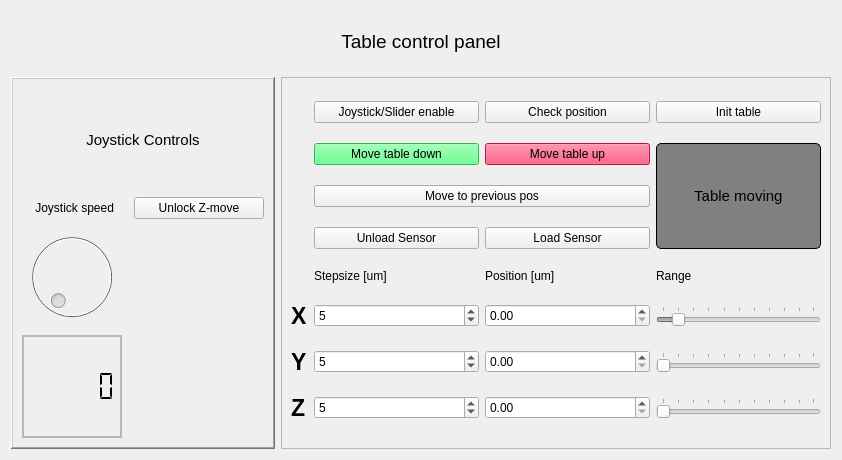
Qt form COMET/QT_Designer_UI/table_control.ui (Chilldose/COMET) before a commit.
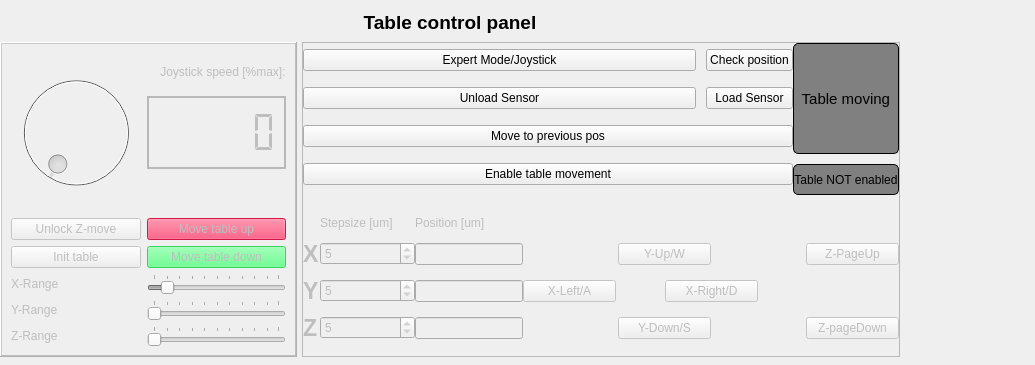
The same form after that commit. Icons and pictures are not drawn.

```diff
--- a/COMET/QT_Designer_UI/table_control.ui
+++ b/COMET/QT_Designer_UI/table_control.ui
@@ -6,16 +6,59 @@
    <rect>
     <x>0</x>
     <y>0</y>
-    <width>842</width>
-    <height>460</height>
+    <width>1035</width>
+    <height>365</height>
    </rect>
   </property>
   <property name="windowTitle">
    <string>Form</string>
   </property>
   <layout class="QVBoxLayout" name="verticalLayout">
+   <property name="spacing">
+    <number>0</number>
+   </property>
+   <property name="leftMargin">
+    <number>0</number>
+   </property>
+   <property name="topMargin">
+    <number>0</number>
+   </property>
+   <property name="rightMargin">
+    <number>0</number>
+   </property>
+   <property name="bottomMargin">
+    <number>0</number>
+   </property>
    <item>
+    <widget class="QFrame" name="">
+     <property name="sizePolicy">
+      <sizepolicy hsizetype="Preferred" vsizetype="Fixed">
+       <horstretch>0</horstretch>
+       <verstretch>0</verstretch>
+      </sizepolicy>
+     </property>
+     <property name="maximumSize">
+      <size>
+       <width>900</width>
+       <height>350</height>
+      </size>
+     </property>
     <layout class="QGridLayout" name="gridLayout_3">
+      <property name="leftMargin">
+       <number>0</number>
+      </property>
+      <property name="topMargin">
+       <number>0</number>
+      </property>
+      <property name="rightMargin">
+       <number>0</number>
+      </property>
+      <property name="bottomMargin">
+       <number>0</number>
+      </property>
+      <property name="spacing">
+       <number>5</number>
+      </property>
      <item row="0" column="0" colspan="2">
       <widget class="QLabel" name="Tablecontrolpanellabel">
        <property name="sizePolicy">
@@ -27,12 +70,14 @@
        <property name="minimumSize">
         <size>
          <width>0</width>
-         <height>60</height>
+          <height>30</height>
         </size>
        </property>
        <property name="font">
         <font>
          <pointsize>14</pointsize>
+          <weight>75</weight>
+          <bold>true</bold>
         </font>
        </property>
        <property name="text">
@@ -43,10 +88,586 @@
        </property>
       </widget>
      </item>
+      <item row="1" column="1">
+       <widget class="QFrame" name="Buttons_frame">
+        <property name="maximumSize">
+         <size>
+          <width>16777215</width>
+          <height>16777215</height>
+         </size>
+        </property>
+        <property name="frameShape">
+         <enum>QFrame::StyledPanel</enum>
+        </property>
+        <property name="frameShadow">
+         <enum>QFrame::Raised</enum>
+        </property>
+        <layout class="QGridLayout" name="gridLayout_2">
+         <property name="leftMargin">
+          <number>0</number>
+         </property>
+         <property name="topMargin">
+          <number>0</number>
+         </property>
+         <property name="rightMargin">
+          <number>0</number>
+         </property>
+         <property name="bottomMargin">
+          <number>0</number>
+         </property>
+         <property name="horizontalSpacing">
+          <number>0</number>
+         </property>
+         <property name="verticalSpacing">
+          <number>10</number>
+         </property>
+         <item row="0" column="1" rowspan="4" colspan="5">
+          <layout class="QGridLayout" name="gridLayout_5">
+           <property name="bottomMargin">
+            <number>0</number>
+           </property>
+           <property name="spacing">
+            <number>10</number>
+           </property>
+           <item row="0" column="1">
+            <widget class="QPushButton" name="check_position">
+             <property name="minimumSize">
+              <size>
+               <width>0</width>
+               <height>0</height>
+              </size>
+             </property>
+             <property name="text">
+              <string>Check position</string>
+             </property>
+            </widget>
+           </item>
+           <item row="2" column="0" colspan="2">
+            <widget class="QPushButton" name="got_to_previous">
+             <property name="sizePolicy">
+              <sizepolicy hsizetype="MinimumExpanding" vsizetype="Fixed">
+               <horstretch>0</horstretch>
+               <verstretch>0</verstretch>
+              </sizepolicy>
+             </property>
+             <property name="minimumSize">
+              <size>
+               <width>0</width>
+               <height>0</height>
+              </size>
+             </property>
+             <property name="text">
+              <string>Move to previous pos</string>
+             </property>
+            </widget>
+           </item>
+           <item row="0" column="0">
+            <widget class="QPushButton" name="Enable_table">
+             <property name="minimumSize">
+              <size>
+               <width>0</width>
+               <height>0</height>
+              </size>
+             </property>
+             <property name="text">
+              <string>Expert Mode/Joystick</string>
+             </property>
+             <property name="checkable">
+              <bool>true</bool>
+             </property>
+             <property name="checked">
+              <bool>false</bool>
+             </property>
+            </widget>
+           </item>
+           <item row="1" column="0">
+            <widget class="QPushButton" name="Unload_sensorpushButton">
+             <property name="sizePolicy">
+              <sizepolicy hsizetype="Expanding" vsizetype="Fixed">
+               <horstretch>0</horstretch>
+               <verstretch>0</verstretch>
+              </sizepolicy>
+             </property>
+             <property name="text">
+              <string>Unload Sensor</string>
+             </property>
+            </widget>
+           </item>
+           <item row="1" column="1">
+            <widget class="QPushButton" name="load_sensor_pushButton">
+             <property name="text">
+              <string>Load Sensor</string>
+             </property>
+            </widget>
+           </item>
+           <item row="3" column="0" colspan="2">
+            <widget class="QPushButton" name="enable_table_pushButton">
+             <property name="sizePolicy">
+              <sizepolicy hsizetype="MinimumExpanding" vsizetype="Fixed">
+               <horstretch>0</horstretch>
+               <verstretch>0</verstretch>
+              </sizepolicy>
+             </property>
+             <property name="text">
+              <string>Enable table movement</string>
+             </property>
+             <property name="checkable">
+              <bool>true</bool>
+             </property>
+            </widget>
+           </item>
+          </layout>
+         </item>
+         <item row="3" column="6">
+          <widget class="QLabel" name="label">
+           <property name="styleSheet">
+            <string notr="true">border: 1px solid black;
+border-radius: 5px;
+background-color: grey;</string>
+           </property>
+           <property name="text">
+            <string>Table NOT enabled</string>
+           </property>
+           <property name="alignment">
+            <set>Qt::AlignCenter</set>
+           </property>
+          </widget>
+         </item>
+         <item row="0" column="6" rowspan="3">
+          <widget class="QLabel" name="table_ind">
+           <property name="font">
+            <font>
+             <pointsize>11</pointsize>
+            </font>
+           </property>
+           <property name="layoutDirection">
+            <enum>Qt::LeftToRight</enum>
+           </property>
+           <property name="autoFillBackground">
+            <bool>false</bool>
+           </property>
+           <property name="styleSheet">
+            <string notr="true">border: 1px solid black;
+border-radius: 5px;
+background-color: grey;</string>
+           </property>
+           <property name="frameShape">
+            <enum>QFrame::Box</enum>
+           </property>
+           <property name="frameShadow">
+            <enum>QFrame::Raised</enum>
+           </property>
+           <property name="text">
+            <string> Table moving </string>
+           </property>
+           <property name="alignment">
+            <set>Qt::AlignCenter</set>
+           </property>
+          </widget>
+         </item>
+         <item row="5" column="1" rowspan="4" colspan="6">
+          <widget class="QFrame" name="Arro_control_frame">
+           <property name="enabled">
+            <bool>false</bool>
+           </property>
+           <property name="sizePolicy">
+            <sizepolicy hsizetype="Preferred" vsizetype="MinimumExpanding">
+             <horstretch>0</horstretch>
+             <verstretch>0</verstretch>
+            </sizepolicy>
+           </property>
+           <property name="minimumSize">
+            <size>
+             <width>0</width>
+             <height>0</height>
+            </size>
+           </property>
+           <property name="maximumSize">
+            <size>
+             <width>700</width>
+             <height>16777215</height>
+            </size>
+           </property>
+           <layout class="QGridLayout" name="gridLayout_6">
+            <property name="leftMargin">
+             <number>0</number>
+            </property>
+            <property name="topMargin">
+             <number>0</number>
+            </property>
+            <property name="rightMargin">
+             <number>0</number>
+            </property>
+            <property name="bottomMargin">
+             <number>0</number>
+            </property>
+            <property name="spacing">
+             <number>0</number>
+            </property>
+            <item row="1" column="4">
+             <spacer name="horizontalSpacer">
+              <property name="orientation">
+               <enum>Qt::Horizontal</enum>
+              </property>
+              <property name="sizeHint" stdset="0">
+               <size>
+                <width>40</width>
+                <height>20</height>
+               </size>
+              </property>
+             </spacer>
+            </item>
+            <item row="1" column="5" colspan="2">
+             <widget class="QPushButton" name="Up_button">
+              <property name="sizePolicy">
+               <sizepolicy hsizetype="Minimum" vsizetype="Fixed">
+                <horstretch>0</horstretch>
+                <verstretch>0</verstretch>
+               </sizepolicy>
+              </property>
+              <property name="minimumSize">
+               <size>
+                <width>93</width>
+                <height>0</height>
+               </size>
+              </property>
+              <property name="maximumSize">
+               <size>
+                <width>93</width>
+                <height>16777215</height>
+               </size>
+              </property>
+              <property name="layoutDirection">
+               <enum>Qt::LeftToRight</enum>
+              </property>
+              <property name="text">
+               <string>Y-Up/W</string>
+              </property>
+              <property name="iconSize">
+               <size>
+                <width>20</width>
+                <height>20</height>
+               </size>
+              </property>
+             </widget>
+            </item>
+            <item row="4" column="5" colspan="2">
+             <widget class="QPushButton" name="Down_button">
+              <property name="sizePolicy">
+               <sizepolicy hsizetype="Minimum" vsizetype="Fixed">
+                <horstretch>0</horstretch>
+                <verstretch>0</verstretch>
+               </sizepolicy>
+              </property>
+              <property name="minimumSize">
+               <size>
+                <width>93</width>
+                <height>0</height>
+               </size>
+              </property>
+              <property name="maximumSize">
+               <size>
+                <width>93</width>
+                <height>16777215</height>
+               </size>
+              </property>
+              <property name="text">
+               <string>Y-Down/S</string>
+              </property>
+             </widget>
+            </item>
+            <item row="4" column="2">
+             <widget class="QLineEdit" name="ZPos">
+              <property name="inputMethodHints">
+               <set>Qt::ImhDigitsOnly|Qt::ImhFormattedNumbersOnly|Qt::ImhPreferNumbers</set>
+              </property>
+             </widget>
+            </item>
+            <item row="2" column="6" colspan="3">
+             <widget class="QPushButton" name="Right_button">
+              <property name="sizePolicy">
+               <sizepolicy hsizetype="Minimum" vsizetype="Fixed">
+                <horstretch>0</horstretch>
+                <verstretch>0</verstretch>
+               </sizepolicy>
+              </property>
+              <property name="minimumSize">
+               <size>
+                <width>93</width>
+                <height>0</height>
+               </size>
+              </property>
+              <property name="maximumSize">
+               <size>
+                <width>93</width>
+                <height>16777215</height>
+               </size>
+              </property>
+              <property name="text">
+               <string>X-Right/D</string>
+              </property>
+             </widget>
+            </item>
+            <item row="4" column="8">
+             <widget class="QPushButton" name="Zdown_button">
+              <property name="minimumSize">
+               <size>
+                <width>93</width>
+                <height>0</height>
+               </size>
+              </property>
+              <property name="maximumSize">
+               <size>
+                <width>93</width>
+                <height>16777215</height>
+               </size>
+              </property>
+              <property name="text">
+               <string>Z-pageDown</string>
+              </property>
+             </widget>
+            </item>
+            <item row="4" column="1">
+             <widget class="QSpinBox" name="Stepz_spinBox">
+              <property name="maximum">
+               <number>100</number>
+              </property>
+              <property name="value">
+               <number>5</number>
+              </property>
+             </widget>
+            </item>
+            <item row="1" column="8">
+             <widget class="QPushButton" name="Zup_button">
+              <property name="minimumSize">
+               <size>
+                <width>93</width>
+                <height>0</height>
+               </size>
+              </property>
+              <property name="maximumSize">
+               <size>
+                <width>93</width>
+                <height>16777215</height>
+               </size>
+              </property>
+              <property name="text">
+               <string>Z-PageUp</string>
+              </property>
+             </widget>
+            </item>
+            <item row="0" column="1">
+             <widget class="QLabel" name="label_2">
+              <property name="sizePolicy">
+               <sizepolicy hsizetype="Preferred" vsizetype="Fixed">
+                <horstretch>0</horstretch>
+                <verstretch>0</verstretch>
+               </sizepolicy>
+              </property>
+              <property name="text">
+               <string>Stepsize [um]</string>
+              </property>
+             </widget>
+            </item>
+            <item row="2" column="4" colspan="2">
+             <widget class="QPushButton" name="Left_button">
+              <property name="sizePolicy">
+               <sizepolicy hsizetype="Minimum" vsizetype="Fixed">
+                <horstretch>0</horstretch>
+                <verstretch>0</verstretch>
+               </sizepolicy>
+              </property>
+              <property name="minimumSize">
+               <size>
+                <width>93</width>
+                <height>0</height>
+               </size>
+              </property>
+              <property name="maximumSize">
+               <size>
+                <width>93</width>
+                <height>16777215</height>
+               </size>
+              </property>
+              <property name="text">
+               <string>X-Left/A</string>
+              </property>
+             </widget>
+            </item>
+            <item row="1" column="7">
+             <spacer name="horizontalSpacer_3">
+              <property name="orientation">
+               <enum>Qt::Horizontal</enum>
+              </property>
+              <property name="sizeHint" stdset="0">
+               <size>
+                <width>40</width>
+                <height>20</height>
+               </size>
+              </property>
+             </spacer>
+            </item>
+            <item row="0" column="2">
+             <widget class="QLabel" name="label_3">
+              <property name="sizePolicy">
+               <sizepolicy hsizetype="Preferred" vsizetype="Fixed">
+                <horstretch>0</horstretch>
+                <verstretch>0</verstretch>
+               </sizepolicy>
+              </property>
+              <property name="text">
+               <string>Position [um]</string>
+              </property>
+             </widget>
+            </item>
+            <item row="2" column="2">
+             <widget class="QLineEdit" name="YPos">
+              <property name="inputMethodHints">
+               <set>Qt::ImhDigitsOnly|Qt::ImhFormattedNumbersOnly|Qt::ImhPreferNumbers</set>
+              </property>
+             </widget>
+            </item>
+            <item row="1" column="2">
+             <widget class="QLineEdit" name="XPos">
+              <property name="inputMethodHints">
+               <set>Qt::ImhDigitsOnly|Qt::ImhFormattedNumbersOnly|Qt::ImhPreferNumbers</set>
+              </property>
+             </widget>
+            </item>
+            <item row="1" column="1">
+             <widget class="QSpinBox" name="Stepx_spinBox">
+              <property name="sizePolicy">
+               <sizepolicy hsizetype="Expanding" vsizetype="Fixed">
+                <horstretch>0</horstretch>
+                <verstretch>0</verstretch>
+               </sizepolicy>
+              </property>
+              <property name="maximumSize">
+               <size>
+                <width>16777215</width>
+                <height>16777215</height>
+               </size>
+              </property>
+              <property name="maximum">
+               <number>1000</number>
+              </property>
+              <property name="value">
+               <number>5</number>
+              </property>
+             </widget>
+            </item>
+            <item row="2" column="1">
+             <widget class="QSpinBox" name="Stepy_spinBox">
+              <property name="maximum">
+               <number>1000</number>
+              </property>
+              <property name="value">
+               <number>5</number>
+              </property>
+             </widget>
+            </item>
+            <item row="1" column="0">
+             <widget class="QLabel" name="X_label">
+              <property name="minimumSize">
+               <size>
+                <width>0</width>
+                <height>22</height>
+               </size>
+              </property>
+              <property name="font">
+               <font>
+                <pointsize>17</pointsize>
+                <weight>75</weight>
+                <bold>true</bold>
+               </font>
+              </property>
+              <property name="text">
+               <string>X</string>
+              </property>
+             </widget>
+            </item>
+            <item row="4" column="0">
+             <widget class="QLabel" name="Z_label">
+              <property name="minimumSize">
+               <size>
+                <width>0</width>
+                <height>22</height>
+               </size>
+              </property>
+              <property name="font">
+               <font>
+                <pointsize>17</pointsize>
+                <weight>75</weight>
+                <bold>true</bold>
+               </font>
+              </property>
+              <property name="text">
+               <string>Z</string>
+              </property>
+             </widget>
+            </item>
+            <item row="4" column="3" colspan="2">
+             <spacer name="horizontalSpacer_2">
+              <property name="orientation">
+               <enum>Qt::Horizontal</enum>
+              </property>
+              <property name="sizeHint" stdset="0">
+               <size>
+                <width>40</width>
+                <height>20</height>
+               </size>
+              </property>
+             </spacer>
+            </item>
+            <item row="2" column="0">
+             <widget class="QLabel" name="Y_label">
+              <property name="minimumSize">
+               <size>
+                <width>0</width>
+                <height>22</height>
+               </size>
+              </property>
+              <property name="font">
+               <font>
+                <pointsize>17</pointsize>
+                <weight>75</weight>
+                <bold>true</bold>
+               </font>
+              </property>
+              <property name="text">
+               <string>Y</string>
+              </property>
+             </widget>
+            </item>
+            <item row="4" column="7">
+             <spacer name="horizontalSpacer_4">
+              <property name="orientation">
+               <enum>Qt::Horizontal</enum>
+              </property>
+              <property name="sizeHint" stdset="0">
+               <size>
+                <width>40</width>
+                <height>20</height>
+               </size>
+              </property>
+             </spacer>
+            </item>
+           </layout>
+          </widget>
+         </item>
+        </layout>
+       </widget>
+      </item>
      <item row="1" column="0">
       <widget class="QFrame" name="table_frame">
        <property name="enabled">
-        <bool>true</bool>
+         <bool>false</bool>
+        </property>
+        <property name="sizePolicy">
+         <sizepolicy hsizetype="Fixed" vsizetype="Preferred">
+          <horstretch>0</horstretch>
+          <verstretch>0</verstretch>
+         </sizepolicy>
        </property>
        <property name="minimumSize">
         <size>
@@ -70,14 +691,84 @@
         <number>2</number>
        </property>
        <layout class="QGridLayout" name="gridLayout">
-        <item row="1" column="0">
-         <widget class="QLabel" name="Rpoly_val">
+         <item row="0" column="0" rowspan="4">
+          <widget class="QDial" name="Table_speed">
+           <property name="enabled">
+            <bool>false</bool>
+           </property>
+           <property name="minimumSize">
+            <size>
+             <width>0</width>
+             <height>0</height>
+            </size>
+           </property>
+           <property name="minimum">
+            <number>0</number>
+           </property>
+           <property name="maximum">
+            <number>100</number>
+           </property>
+          </widget>
+         </item>
+         <item row="8" column="1">
+          <widget class="QSlider" name="x_move">
+           <property name="enabled">
+            <bool>false</bool>
+           </property>
+           <property name="minimum">
+            <number>0</number>
+           </property>
+           <property name="maximum">
+            <number>99</number>
+           </property>
+           <property name="value">
+            <number>10</number>
+           </property>
+           <property name="tracking">
+            <bool>true</bool>
+           </property>
+           <property name="orientation">
+            <enum>Qt::Horizontal</enum>
+           </property>
+           <property name="tickPosition">
+            <enum>QSlider::TicksAbove</enum>
+           </property>
+           <property name="tickInterval">
+            <number>10</number>
+           </property>
+          </widget>
+         </item>
+         <item row="9" column="1">
+          <widget class="QSlider" name="y_move">
+           <property name="enabled">
+            <bool>false</bool>
+           </property>
+           <property name="orientation">
+            <enum>Qt::Horizontal</enum>
+           </property>
+           <property name="tickPosition">
+            <enum>QSlider::TicksAbove</enum>
+           </property>
+           <property name="tickInterval">
+            <number>10</number>
+           </property>
+          </widget>
+         </item>
+         <item row="9" column="0">
+          <widget class="QLabel" name="label_6">
           <property name="text">
-           <string>    Joystick speed</string>
+            <string>Y-Range</string>
           </property>
          </widget>
         </item>
-        <item row="1" column="2">
+         <item row="10" column="0">
+          <widget class="QLabel" name="label_7">
+           <property name="text">
+            <string>Z-Range</string>
+           </property>
+          </widget>
+         </item>
+         <item row="5" column="0">
          <widget class="QPushButton" name="unlock_Z">
           <property name="minimumSize">
            <size>
@@ -93,46 +784,28 @@
           </property>
          </widget>
         </item>
-        <item row="2" column="2">
-         <widget class="QLabel" name="chevron_up">
-          <property name="font">
-           <font>
-            <pointsize>8</pointsize>
-           </font>
-          </property>
+         <item row="8" column="0">
+          <widget class="QLabel" name="label_5">
           <property name="text">
-           <string/>
-          </property>
-          <property name="pixmap">
-           <pixmap resource="../images/svg_resources.qrc">:/up_chevron/chevron_up.svg</pixmap>
-          </property>
-          <property name="scaledContents">
-           <bool>true</bool>
-          </property>
-         </widget>
-        </item>
-        <item row="3" column="2">
-         <widget class="QLabel" name="chevron_down">
-          <property name="font">
-           <font>
-            <pointsize>7</pointsize>
-           </font>
-          </property>
+            <string>X-Range</string>
+           </property>
+          </widget>
+         </item>
+         <item row="0" column="1">
+          <widget class="QLabel" name="Rpoly_val">
+           <property name="text">
+            <string>    Joystick speed [%max]:</string>
+           </property>
+          </widget>
+         </item>
+         <item row="6" column="0">
+          <widget class="QPushButton" name="init_table_Button">
           <property name="text">
-           <string/>
-          </property>
-          <property name="textFormat">
-           <enum>Qt::RichText</enum>
-          </property>
-          <property name="pixmap">
-           <pixmap resource="../images/svg_resources.qrc">:/down_chevron/chevron_down.svg</pixmap>
-          </property>
-          <property name="scaledContents">
-           <bool>true</bool>
-          </property>
-         </widget>
-        </item>
-        <item row="3" column="0">
+            <string>Init table</string>
+           </property>
+          </widget>
+         </item>
+         <item row="1" column="1" rowspan="2">
          <widget class="QLCDNumber" name="Table_speed_indicator">
           <property name="lineWidth">
            <number>0</number>
@@ -151,218 +824,8 @@
           </property>
          </widget>
         </item>
-        <item row="2" column="0">
-         <widget class="QDial" name="Table_speed">
-          <property name="enabled">
-           <bool>false</bool>
-          </property>
-          <property name="minimumSize">
-           <size>
-            <width>80</width>
-            <height>80</height>
-           </size>
-          </property>
-          <property name="minimum">
-           <number>0</number>
-          </property>
-          <property name="maximum">
-           <number>100</number>
-          </property>
-         </widget>
-        </item>
-        <item row="0" column="0" colspan="3">
-         <widget class="QLabel" name="label">
-          <property name="font">
-           <font>
-            <pointsize>11</pointsize>
-           </font>
-          </property>
-          <property name="text">
-           <string>Joystick Controls</string>
-          </property>
-          <property name="alignment">
-           <set>Qt::AlignCenter</set>
-          </property>
-         </widget>
-        </item>
-       </layout>
-      </widget>
-     </item>
-     <item row="1" column="1">
-      <widget class="QFrame" name="Buttons_frame">
-       <property name="frameShape">
-        <enum>QFrame::StyledPanel</enum>
-       </property>
-       <property name="frameShadow">
-        <enum>QFrame::Raised</enum>
-       </property>
-       <layout class="QGridLayout" name="gridLayout_2">
-        <item row="9" column="4">
-         <widget class="QSlider" name="x_move">
-          <property name="enabled">
-           <bool>false</bool>
-          </property>
-          <property name="minimum">
-           <number>0</number>
-          </property>
-          <property name="maximum">
-           <number>99</number>
-          </property>
-          <property name="value">
-           <number>10</number>
-          </property>
-          <property name="tracking">
-           <bool>true</bool>
-          </property>
-          <property name="orientation">
-           <enum>Qt::Horizontal</enum>
-          </property>
-          <property name="tickPosition">
-           <enum>QSlider::TicksAbove</enum>
-          </property>
-          <property name="tickInterval">
-           <number>10</number>
-          </property>
-         </widget>
-        </item>
-        <item row="9" column="0">
-         <widget class="QLabel" name="X_label">
-          <property name="font">
-           <font>
-            <pointsize>17</pointsize>
-            <weight>75</weight>
-            <bold>true</bold>
-           </font>
-          </property>
-          <property name="text">
-           <string>X</string>
-          </property>
-         </widget>
-        </item>
-        <item row="10" column="2">
-         <widget class="QDoubleSpinBox" name="YPos_doubleSpinBox">
-          <property name="sizePolicy">
-           <sizepolicy hsizetype="Expanding" vsizetype="Fixed">
-            <horstretch>0</horstretch>
-            <verstretch>0</verstretch>
-           </sizepolicy>
-          </property>
-          <property name="focusPolicy">
-           <enum>Qt::ClickFocus</enum>
-          </property>
-         </widget>
-        </item>
-        <item row="11" column="2">
-         <widget class="QDoubleSpinBox" name="ZPos_doubleSpinBox">
-          <property name="sizePolicy">
-           <sizepolicy hsizetype="Expanding" vsizetype="Fixed">
-            <horstretch>0</horstretch>
-            <verstretch>0</verstretch>
-           </sizepolicy>
-          </property>
-          <property name="focusPolicy">
-           <enum>Qt::ClickFocus</enum>
-          </property>
-         </widget>
-        </item>
-        <item row="9" column="2">
-         <widget class="QDoubleSpinBox" name="XPos_doubleSpinBox">
-          <property name="sizePolicy">
-           <sizepolicy hsizetype="MinimumExpanding" vsizetype="Fixed">
-            <horstretch>0</horstretch>
-            <verstretch>0</verstretch>
-           </sizepolicy>
-          </property>
-          <property name="focusPolicy">
-           <enum>Qt::ClickFocus</enum>
-          </property>
-         </widget>
-        </item>
-        <item row="11" column="4">
-         <widget class="QSlider" name="z_move">
-          <property name="enabled">
-           <bool>false</bool>
-          </property>
-          <property name="orientation">
-           <enum>Qt::Horizontal</enum>
-          </property>
-          <property name="tickPosition">
-           <enum>QSlider::TicksAbove</enum>
-          </property>
-          <property name="tickInterval">
-           <number>10</number>
-          </property>
-         </widget>
-        </item>
-        <item row="9" column="1">
-         <widget class="QSpinBox" name="Stepx_spinBox">
-          <property name="sizePolicy">
-           <sizepolicy hsizetype="Expanding" vsizetype="Fixed">
-            <horstretch>0</horstretch>
-            <verstretch>0</verstretch>
-           </sizepolicy>
-          </property>
-          <property name="maximumSize">
-           <size>
-            <width>16777215</width>
-            <height>16777215</height>
-           </size>
-          </property>
-          <property name="value">
-           <number>5</number>
-          </property>
-         </widget>
-        </item>
         <item row="10" column="1">
-         <widget class="QSpinBox" name="Stepy_spinBox">
-          <property name="value">
-           <number>5</number>
-          </property>
-         </widget>
-        </item>
-        <item row="8" column="1">
-         <widget class="QLabel" name="label_2">
-          <property name="sizePolicy">
-           <sizepolicy hsizetype="Preferred" vsizetype="Fixed">
-            <horstretch>0</horstretch>
-            <verstretch>0</verstretch>
-           </sizepolicy>
-          </property>
-          <property name="text">
-           <string>Stepsize [um]</string>
-          </property>
-         </widget>
-        </item>
-        <item row="11" column="0">
-         <widget class="QLabel" name="Z_label">
-          <property name="font">
-           <font>
-            <pointsize>17</pointsize>
-            <weight>75</weight>
-            <bold>true</bold>
-           </font>
-          </property>
-          <property name="text">
-           <string>Z</string>
-          </property>
-         </widget>
-        </item>
-        <item row="10" column="0">
-         <widget class="QLabel" name="Y_label">
-          <property name="font">
-           <font>
-            <pointsize>17</pointsize>
-            <weight>75</weight>
-            <bold>true</bold>
-           </font>
-          </property>
-          <property name="text">
-           <string>Y</string>
-          </property>
-         </widget>
-        </item>
-        <item row="10" column="4">
-         <widget class="QSlider" name="y_move">
+          <widget class="QSlider" name="z_move">
           <property name="enabled">
            <bool>false</bool>
           </property>
@@ -377,79 +840,7 @@
           </property>
          </widget>
         </item>
-        <item row="8" column="2">
-         <widget class="QLabel" name="label_3">
-          <property name="sizePolicy">
-           <sizepolicy hsizetype="Preferred" vsizetype="Fixed">
-            <horstretch>0</horstretch>
-            <verstretch>0</verstretch>
-           </sizepolicy>
-          </property>
-          <property name="text">
-           <string>Position [um]</string>
-          </property>
-         </widget>
-        </item>
-        <item row="8" column="4">
-         <widget class="QLabel" name="label_4">
-          <property name="sizePolicy">
-           <sizepolicy hsizetype="Preferred" vsizetype="Fixed">
-            <horstretch>0</horstretch>
-            <verstretch>0</verstretch>
-           </sizepolicy>
-          </property>
-          <property name="text">
-           <string>Range</string>
-          </property>
-         </widget>
-        </item>
-        <item row="11" column="1">
-         <widget class="QSpinBox" name="Stepz_spinBox">
-          <property name="value">
-           <number>5</number>
-          </property>
-         </widget>
-        </item>
-        <item row="0" column="4">
-         <widget class="QPushButton" name="init_table_Button">
-          <property name="text">
-           <string>Init table</string>
-          </property>
-         </widget>
-        </item>
-        <item row="0" column="2">
-         <widget class="QPushButton" name="check_position">
-          <property name="minimumSize">
-           <size>
-            <width>130</width>
-            <height>0</height>
-           </size>
-          </property>
-          <property name="text">
-           <string>Check position</string>
-          </property>
-         </widget>
-        </item>
-        <item row="0" column="1">
-         <widget class="QPushButton" name="Enable_table">
-          <property name="minimumSize">
-           <size>
-            <width>130</width>
-            <height>0</height>
-           </size>
-          </property>
-          <property name="text">
-           <string>Joystick/Slider enable</string>
-          </property>
-          <property name="checkable">
-           <bool>true</bool>
-          </property>
-          <property name="checked">
-           <bool>false</bool>
-          </property>
-         </widget>
-        </item>
-        <item row="3" column="1">
+         <item row="6" column="1">
          <widget class="QPushButton" name="move_down_button">
           <property name="minimumSize">
            <size>
@@ -471,7 +862,7 @@
           </property>
          </widget>
         </item>
-        <item row="3" column="2">
+         <item row="5" column="1">
          <widget class="QPushButton" name="move_up_button">
           <property name="minimumSize">
            <size>
@@ -493,81 +884,11 @@
           </property>
          </widget>
         </item>
-        <item row="5" column="1">
-         <widget class="QPushButton" name="Unload_sensorpushButton">
-          <property name="sizePolicy">
-           <sizepolicy hsizetype="Expanding" vsizetype="Fixed">
-            <horstretch>0</horstretch>
-            <verstretch>0</verstretch>
-           </sizepolicy>
-          </property>
-          <property name="text">
-           <string>Unload Sensor</string>
-          </property>
-         </widget>
-        </item>
-        <item row="5" column="2">
-         <widget class="QPushButton" name="load_sensor_pushButton">
-          <property name="text">
-           <string>Load Sensor</string>
-          </property>
-         </widget>
-        </item>
-        <item row="3" column="4" rowspan="3">
-         <widget class="QLabel" name="table_ind">
-          <property name="font">
-           <font>
-            <pointsize>11</pointsize>
-           </font>
-          </property>
-          <property name="layoutDirection">
-           <enum>Qt::LeftToRight</enum>
-          </property>
-          <property name="autoFillBackground">
-           <bool>false</bool>
-          </property>
-          <property name="styleSheet">
-           <string notr="true">border: 1px solid black;
-border-radius: 5px;
-background-color: grey;</string>
-          </property>
-          <property name="frameShape">
-           <enum>QFrame::Box</enum>
-          </property>
-          <property name="frameShadow">
-           <enum>QFrame::Raised</enum>
-          </property>
-          <property name="text">
-           <string> Table moving </string>
-          </property>
-          <property name="alignment">
-           <set>Qt::AlignCenter</set>
-          </property>
-         </widget>
-        </item>
-        <item row="4" column="1" colspan="2">
-         <widget class="QPushButton" name="got_to_previous">
-          <property name="sizePolicy">
-           <sizepolicy hsizetype="MinimumExpanding" vsizetype="Fixed">
-            <horstretch>0</horstretch>
-            <verstretch>0</verstretch>
-           </sizepolicy>
-          </property>
-          <property name="minimumSize">
-           <size>
-            <width>0</width>
-            <height>0</height>
-           </size>
-          </property>
-          <property name="text">
-           <string>Move to previous pos</string>
-          </property>
-         </widget>
-        </item>
        </layout>
       </widget>
      </item>
     </layout>
+    </widget>
    </item>
   </layout>
  </widget>
```
Left out of the diff: 78 changed lines with no effect on the pictures. Lines whose indentation alone changed are shown as unchanged.
